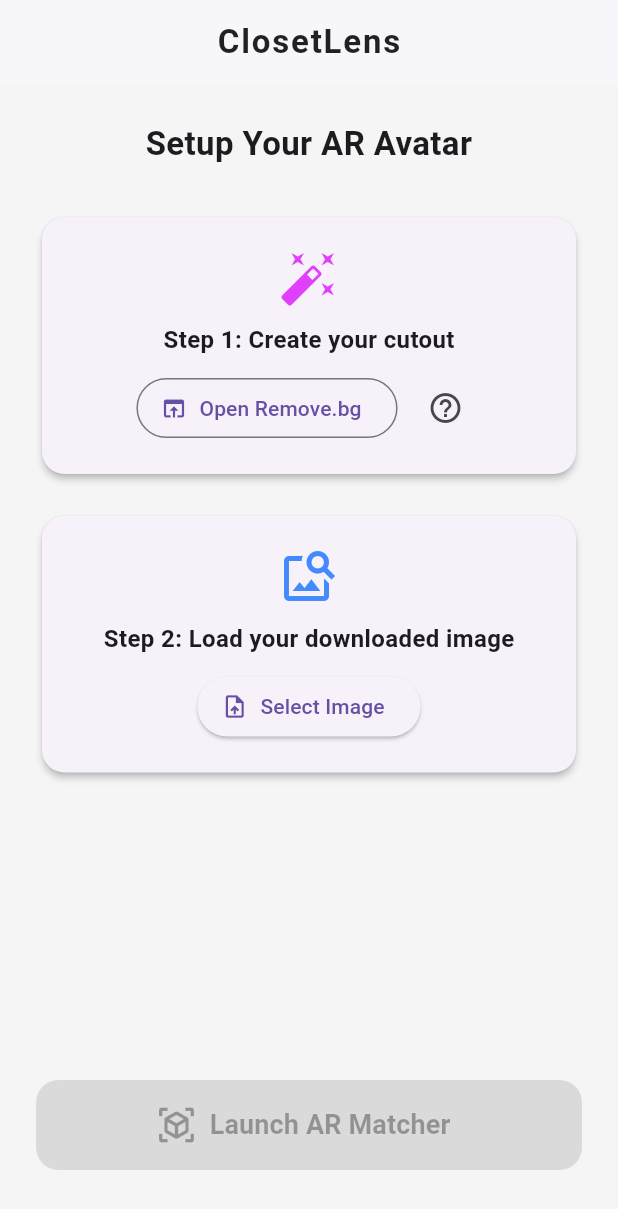
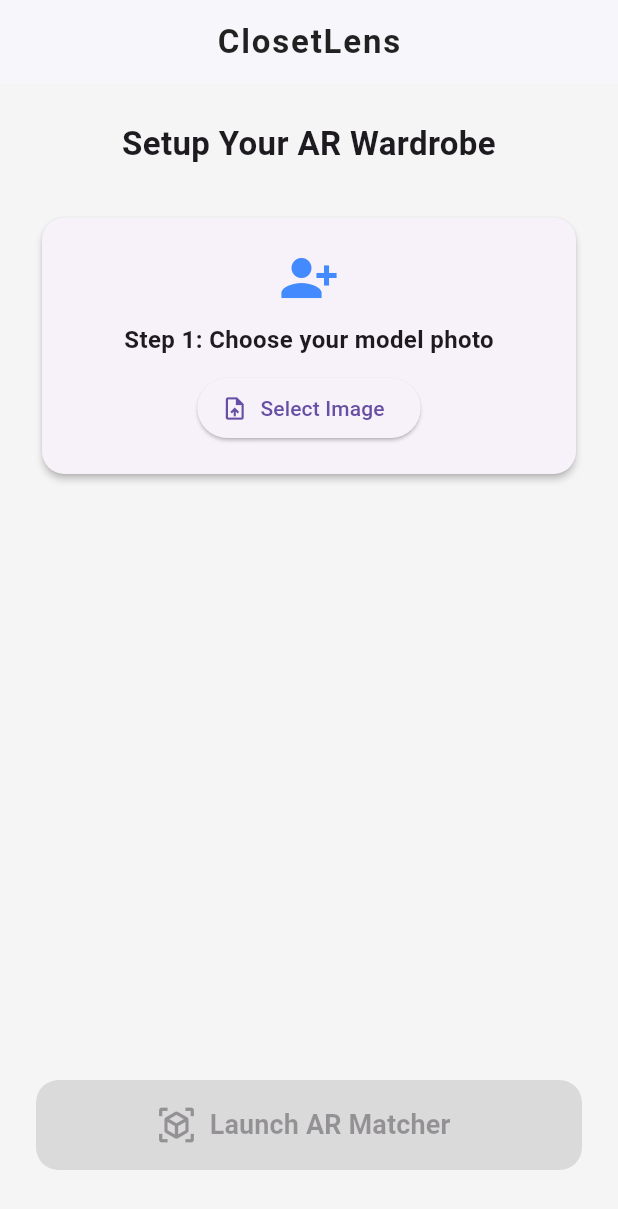
Before and after one commit to Anuradha-117/wardrobe_matcher, a Flutter app: the screen it shows after launch, on a phone screen of 412 x 824 dp. Shown: the top 1209 px of the screen. Run offline on Flutter 3.47's test engine with Material 3 defaults, Android fonts, the phone set to English and light mode, and no system bars; our stand-ins replace camera, image_picker, screenshot; missing offline and left inert: gal, google_mlkit_subject_segmentation.

Commit message:
feat: integrate Google ML Kit for local subject segmentation
- Replaced external remove.bg web dependency with on device AI.

- Added google_mlkit_subject_segmentation to pubspec.yaml.

- Configured AndroidManifest.xml for local ML model downloading.

- Updated UI to process images automatically and display loading states.

```diff
--- a/lib/main.dart
+++ b/lib/main.dart
@@ -1,32 +1,77 @@
 import 'package:flutter/material.dart';
-import 'package:url_launcher/url_launcher.dart';
 import 'package:image_picker/image_picker.dart';
 import 'dart:io';
 import 'camera_screen.dart';
+import 'package:google_mlkit_subject_segmentation/google_mlkit_subject_segmentation.dart';
 
-void main() =>
-    runApp(MaterialApp(debugShowCheckedModeBanner: false, home: HomeScreen()));
+void main() => runApp(const MaterialApp(debugShowCheckedModeBanner: false, home: HomeScreen()));
 
 class HomeScreen extends StatefulWidget {
+  const HomeScreen({super.key});
+
   @override
-  _HomeScreenState createState() => _HomeScreenState();
+  State<HomeScreen> createState() => _HomeScreenState();
 }
 
 class _HomeScreenState extends State<HomeScreen> {
   File? _userImage;
+  bool _isProcessing = false;
 
-  Future<void> _launchURL() async {
-    final Uri url = Uri.parse('https://www.remove.bg/upload');
-    if (!await launchUrl(url)) throw 'Could not launch $url';
-  }
-
+  // Picks the base image (the user's avatar) from the gallery
   Future<void> _pickImage() async {
     final pickedFile = await ImagePicker().pickImage(
       source: ImageSource.gallery,
     );
     if (pickedFile != null) {
+      final file = File(pickedFile.path);
       setState(() {
-        _userImage = File(pickedFile.path);
+        _userImage = file;
+      });
+
+      //  Automatically trigger the AI once the image is selected!
+      await _processImageWithAI(file);
+    }
+  }
+
+  // Automated On-Device AI processing function
+  Future<void> _processImageWithAI(File originalImage) async {
+    setState(() {
+      _isProcessing = true;
+    });
+
+    try {
+      // Prepare the imag
+      final inputImage = InputImage.fromFile(originalImage);
+
+      //Initialize the AI Segmenter
+      final options = SubjectSegmenterOptions(
+        enableForegroundBitmap: true,
+        enableForegroundConfidenceMask: false,
+        enableMultipleSubjects: SubjectResultOptions(
+          enableConfidenceMask: false,
+          enableSubjectBitmap: false,
+        ),
+      );
+      final segmenter = SubjectSegmenter(options: options);
+
+      //Run the on-device AI processing
+      final result = await segmenter.processImage(inputImage);
+
+      // Retriev the  cutout
+      final foregroundBitmap = result.foregroundBitmap;
+
+      if (foregroundBitmap != null) {
+        debugPrint("AI successfully cut out the subject!");
+        // TODO: Map the bitmap bytes into an image file for layering
+      }
+
+      segmenter.close();
+
+    } catch (e) {
+      debugPrint("AI Processing Error: $e");
+    } finally {
+      setState(() {
+        _isProcessing = false;
       });
     }
   }
@@ -52,87 +97,13 @@ class _HomeScreenState extends State<HomeScreen> {
             crossAxisAlignment: CrossAxisAlignment.stretch,
             children: [
               const Text(
-                "Setup Your AR Avatar",
+                "Setup Your AR Wardrobe",
                 style: TextStyle(fontSize: 22, fontWeight: FontWeight.bold),
                 textAlign: TextAlign.center,
               ),
               const SizedBox(height: 30),
 
-              Card(
-                elevation: 2,
-                shape: RoundedRectangleBorder(
-                  borderRadius: BorderRadius.circular(15),
-                ),
-                child: Padding(
-                  padding: const EdgeInsets.all(20.0),
-                  child: Column(
-                    children: [
-                      const Icon(
-                        Icons.auto_fix_high,
-                        size: 40,
-                        color: Colors.purpleAccent,
-                      ),
-                      const SizedBox(height: 10),
-                      const Text(
-                        "Step 1: Create your cutout",
-                        style: TextStyle(
-                          fontWeight: FontWeight.bold,
-                          fontSize: 16,
-                        ),
-                      ),
-                      const SizedBox(height: 10),
-
-                      Row(
-                        mainAxisAlignment: MainAxisAlignment.center,
-                        children: [
-                          OutlinedButton.icon(
-                            onPressed: _launchURL,
-                            icon: const Icon(Icons.open_in_browser),
-                            label: const Text("Open Remove.bg"),
-                          ),
-                          const SizedBox(width: 8),
-                          IconButton(
-                            icon: const Icon(Icons.help_outline),
-                            onPressed: () {
-                              showDialog(
-                                context: context,
-                                builder: (BuildContext context) {
-                                  return AlertDialog(
-                                    title: const Text("How To Do"),
-                                    content: const Text('''
-1. Open Remove.bg using the button.
-
-2. Upload a full-body photo of yourself.
-
-3. Switch to the 'Cutout' tab and use Eraser.
-
-4. Erase the clothing item you want to
-   replace (e.g., your shirt).
-
-5. Download the image.
-                                    '''),
-                                    actions: [
-                                      TextButton(
-                                        onPressed: () {
-                                          Navigator.pop(context);
-                                        },
-                                        child: const Text("close"),
-                                      ),
-                                    ],
-                                  );
-                                },
-                              );
-                            },
-                          ),
-                        ],
-                      ),
-                    ],
-                  ),
-                ),
-              ),
-
-              const SizedBox(height: 20),
-
+              // Select Your Avatar
               Card(
                 elevation: 2,
                 shape: RoundedRectangleBorder(
@@ -144,7 +115,7 @@ class _HomeScreenState extends State<HomeScreen> {
                     children: [
                       Icon(
                         _userImage == null
-                            ? Icons.image_search
+                            ? Icons.person_add_alt_1
                             : Icons.check_circle,
                         size: 40,
                         color: _userImage == null
@@ -154,8 +125,8 @@ class _HomeScreenState extends State<HomeScreen> {
                       const SizedBox(height: 10),
                       Text(
                         _userImage == null
-                            ? "Step 2: Load your downloaded image"
-                            : "Image Loaded Successfully!",
+                            ? "Step 1: Choose your model photo"
+                            : "Model Photo Loaded!",
                         style: const TextStyle(
                           fontWeight: FontWeight.bold,
                           fontSize: 16,
@@ -174,11 +145,35 @@ class _HomeScreenState extends State<HomeScreen> {
                 ),
               ),
 
+              const SizedBox(height: 20),
+
+              // AI Status Display
+              if (_isProcessing)
+                Card(
+                  elevation: 2,
+                  shape: RoundedRectangleBorder(
+                    borderRadius: BorderRadius.circular(15),
+                  ),
+                  child: const Padding(
+                    padding: EdgeInsets.all(20.0),
+                    child: Column(
+                      children: [
+                        CircularProgressIndicator(color: Colors.purpleAccent),
+                        SizedBox(height: 15),
+                        Text(
+                          "AI is analyzing and cutting out items...",
+                          style: TextStyle(fontWeight: FontWeight.w500),
+                        ),
+                      ],
+                    ),
+                  ),
+                ),
+
               const Spacer(),
               SizedBox(
                 height: 60,
                 child: FilledButton.icon(
-                  onPressed: _userImage == null
+                  onPressed: _userImage == null || _isProcessing
                       ? null
                       : () {
                           Navigator.push(
--- a/pubspec.yaml
+++ b/pubspec.yaml
@@ -13,11 +13,11 @@ dependencies:
   camera: ^0.12.0+1
   image_picker: ^1.2.2
   url_launcher: ^6.3.2
-
   cupertino_icons: ^1.0.8
   screenshot: ^3.0.0
   gal: ^2.3.2
   path_provider: ^2.1.5
+  google_mlkit_subject_segmentation: ^0.0.3
 
 dev_dependencies:
   flutter_test:
```
Also changed, not shown: pubspec.lock, 1 other file.
